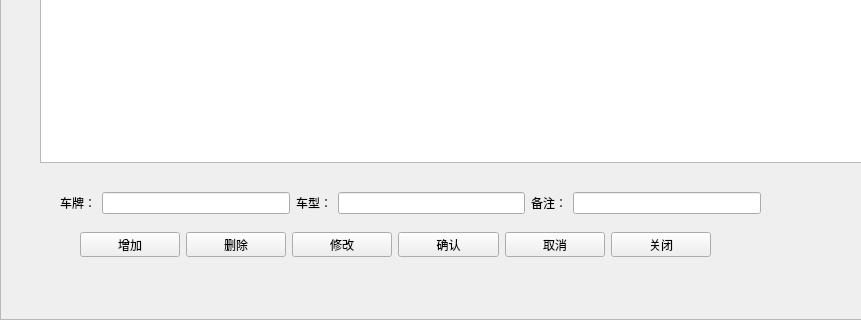
The window that UIWnd/blacklist.ui (Anne081031/WinParkUI) describes before a commit, drawn with Qt 5; both pictures show x 0 to 861 and y 498 to 818 of the 1390 by 818 pixel window.
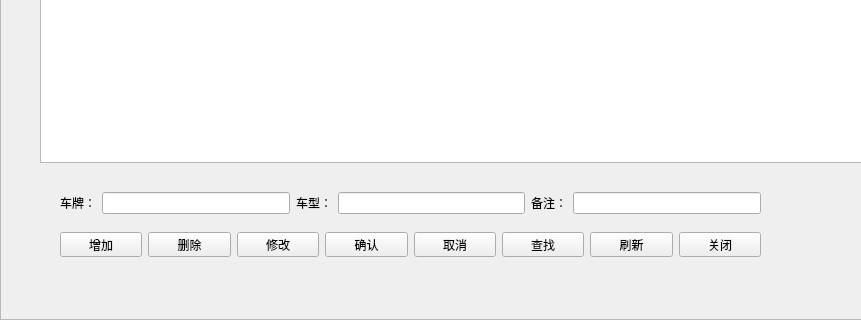
The same window after the commit. Icons and pictures are not drawn.

Diff of the .ui file:
```diff
--- a/UIWnd/blacklist.ui
+++ b/UIWnd/blacklist.ui
@@ -82,9 +82,9 @@
     <widget class="QWidget" name="layoutWidget">
      <property name="geometry">
       <rect>
-       <x>30</x>
+       <x>10</x>
        <y>70</y>
-       <width>631</width>
+       <width>701</width>
        <height>25</height>
       </rect>
      </property>
@@ -142,6 +142,20 @@
         </property>
        </widget>
       </item>
+      <item>
+       <widget class="QPushButton" name="btnLocation">
+        <property name="text">
+         <string>查找</string>
+        </property>
+       </widget>
+      </item>
+      <item>
+       <widget class="QPushButton" name="btnRefresh">
+        <property name="text">
+         <string>刷新</string>
+        </property>
+       </widget>
+      </item>
       <item>
        <widget class="QPushButton" name="btnMinimalize">
         <property name="styleSheet">
```
